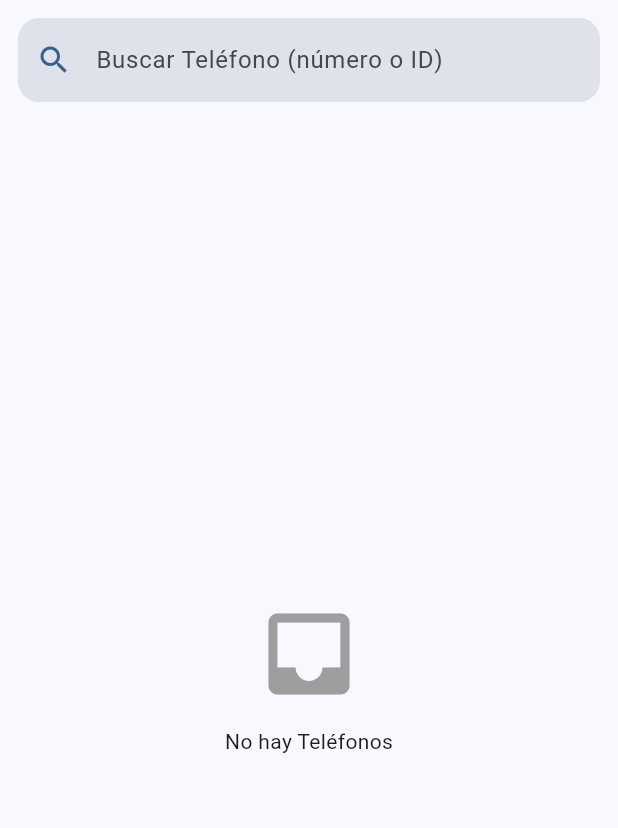
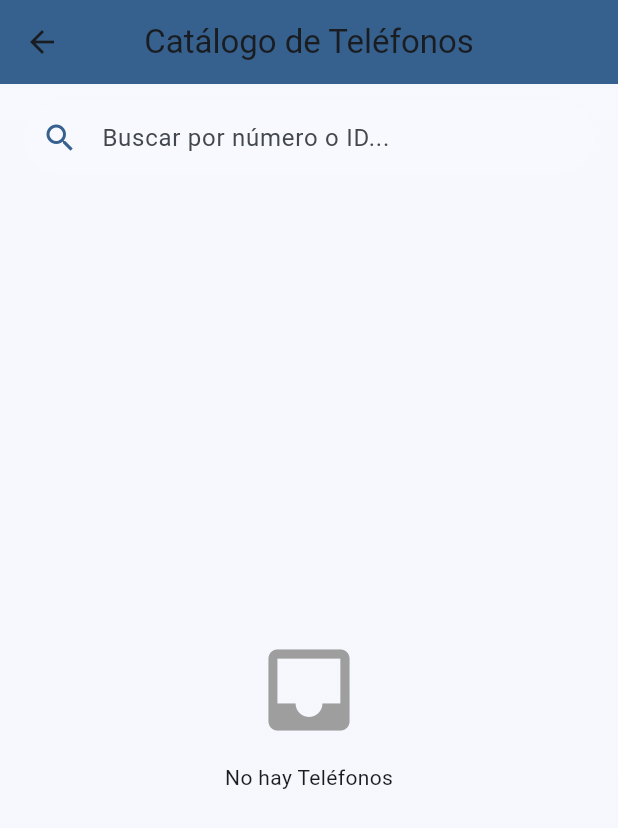
Before and after one commit to Anthony2002spd/app_ibm6as, a Flutter app: the TelefonoPage screen opened directly, on a phone screen of 412 x 824 dp. Shown: the top 828 px of the screen. Run offline on Flutter 3.47's test engine with Material 3 defaults, Android fonts, the phone set to English and light mode, and no system bars; network calls fail.

Commit message:
updated telefono page

```diff
--- a/lib/main.dart
+++ b/lib/main.dart
@@ -401,33 +401,57 @@ class _EmptyState extends StatelessWidget {
 
 /* ───────────────────────────────────────────  TELÉFONO PAGE  ── */
 class TelefonoPage extends StatefulWidget {
-  const TelefonoPage({super.key});
+  const TelefonoPage({Key? key}) : super(key: key);
+
   @override
   State<TelefonoPage> createState() => _TelefonoPageState();
 }
 
-class _TelefonoPageState extends State<TelefonoPage> {
-  List<Telefono> _all = [], _filtered = [];
+class _TelefonoPageState extends State<TelefonoPage> with SingleTickerProviderStateMixin {
+  List<Telefono> _all = [];
+  List<Telefono> _filtered = [];
   bool _loading = true;
+
+  late final AnimationController _animController;
+  late final Animation<double> _fadeAnimation;
 
   @override
   void initState() {
     super.initState();
+    _animController = AnimationController(
+      vsync: this,
+      duration: const Duration(milliseconds: 600),
+    );
+    _fadeAnimation = CurvedAnimation(
+      parent: _animController,
+      curve: Curves.easeIn,
+    );
     _fetch();
+  }
+
+  @override
+  void dispose() {
+    _animController.dispose();
+    super.dispose();
   }
 
   Future<void> _fetch() async {
     setState(() => _loading = true);
     try {
-      final r = await http.get(Uri.parse(
-          'https://educaysoft.org/Ibm6aphp/app/controllers/TelefonoController.php?action=api'));
-      if (r.statusCode == 200) {
-        final data = (json.decode(r.body) as List)
+      final response = await http.get(Uri.parse(
+        'https://educaysoft.org/Ibm6aphp/app/controllers/TelefonoController.php?action=api',
+      ));
+      if (response.statusCode == 200) {
+        final data = (json.decode(response.body) as List)
             .map((e) => Telefono.fromJson(e))
             .toList();
-        setState(() => _all = _filtered = data);
+        setState(() {
+          _all = data;
+          _filtered = data;
+        });
+        _animController.forward(from: 0.0);
       } else {
-        throw Exception('Error ${r.statusCode}');
+        throw Exception('Error ${response.statusCode}');
       }
     } catch (e) {
       debugPrint('Error Teléfono: $e');
@@ -436,88 +460,173 @@ class _TelefonoPageState extends State<TelefonoPage> {
     }
   }
 
-  void _search(String q) => setState(() => _filtered = _all
-      .where((t) =>
-          t.numero.toLowerCase().contains(q.toLowerCase()) ||
-          t.idtelefono.contains(q))
-      .toList());
+  void _search(String query) {
+    final q = query.toLowerCase();
+    setState(() {
+      _filtered = _all.where((t) {
+        final numLower = t.numero.toLowerCase();
+        final idLower = t.idtelefono.toLowerCase();
+        return numLower.contains(q) || idLower.contains(q);
+      }).toList();
+      _animController.reset();
+      _animController.forward();
+    });
+  }
 
   @override
   Widget build(BuildContext context) {
-    final cs = Theme.of(context).colorScheme;
-    return RefreshIndicator(
+    final theme = Theme.of(context);
+    return Scaffold(
+      appBar: AppBar(
+        title: const Text('Catálogo de Teléfonos'),
+        centerTitle: true,
+        elevation: 2,
+        backgroundColor: theme.colorScheme.primary,
+      ),
+      body: Container(
+        decoration: BoxDecoration(
+          gradient: LinearGradient(
+            colors: [
+              theme.colorScheme.surfaceVariant.withOpacity(0.03),
+              theme.colorScheme.surfaceVariant.withOpacity(0.09),
+            ],
+            begin: Alignment.topCenter,
+            end: Alignment.bottomCenter,
+          ),
+        ),
+        child: RefreshIndicator(
           onRefresh: _fetch,
+          color: theme.colorScheme.primary,
           child: Column(
             children: [
               Padding(
-            padding: const EdgeInsets.all(12),
+                padding: const EdgeInsets.symmetric(horizontal: 16, vertical: 12),
                 child: TextField(
                   onChanged: _search,
                   decoration: InputDecoration(
+                    hintText: 'Buscar por número o ID...',
+                    prefixIcon: Icon(Icons.search, color: theme.colorScheme.primary),
                     filled: true,
-                fillColor: cs.surfaceVariant,
-                prefixIcon: Icon(Icons.search, color: cs.primary),
-                hintText: 'Buscar Teléfono (número o ID)',
+                    fillColor: theme.colorScheme.surface,
+                    contentPadding: const EdgeInsets.symmetric(vertical: 0),
                     border: OutlineInputBorder(
-                    borderRadius: BorderRadius.circular(14),
-                    borderSide: BorderSide.none),
+                      borderRadius: BorderRadius.circular(30),
+                      borderSide: BorderSide.none,
+                    ),
                   ),
                 ),
               ),
               Expanded(
                 child: _loading
-                ? const Center(child: CircularProgressIndicator())
+                    ? Center(
+                        child: Column(
+                          mainAxisSize: MainAxisSize.min,
+                          children: [
+                            SizedBox(
+                              width: 48,
+                              height: 48,
+                              child: CircularProgressIndicator(
+                                strokeWidth: 3.5,
+                                color: theme.colorScheme.primary,
+                              ),
+                            ),
+                            const SizedBox(height: 8),
+                            Text(
+                              'Cargando datos...',
+                              style: theme.textTheme.bodyMedium
+                                  ?.copyWith(color: theme.colorScheme.onSurfaceVariant),
+                            ),
+                          ],
+                        ),
+                      )
                     : _filtered.isEmpty
                         ? const _EmptyState(msg: 'No hay Teléfonos')
-                    : ListView.separated(
-                        padding: const EdgeInsets.symmetric(horizontal: 12),
+                        : FadeTransition(
+                            opacity: _fadeAnimation,
+                            child: ListView.separated(
+                              padding: const EdgeInsets.symmetric(horizontal: 16, vertical: 8),
                               itemCount: _filtered.length,
-                        separatorBuilder: (_, __) =>
-                            const SizedBox(height: 8),
-                        itemBuilder: (_, i) => _TelefonoCard(
-                              telefono: _filtered[i],
+                              separatorBuilder: (_, __) => const SizedBox(height: 12),
+                              itemBuilder: (_, i) {
+                                return _TelefonoCardModern(telefono: _filtered[i]);
+                              },
                             ),
                           ),
               ),
             ],
           ),
+        ),
+      ),
+      floatingActionButton: _all.isNotEmpty
+          ? FloatingActionButton(
+              onPressed: () {
+                setState(() {
+                  _filtered = _all;
+                  _animController.reset();
+                  _animController.forward();
+                });
+              },
+              backgroundColor: theme.colorScheme.primary,
+              child: const Icon(Icons.clear_all),
+              tooltip: 'Restablecer búsqueda',
+            )
+          : null,
     );
   }
 }
 
-/* ─────────────────────────────  Tarjeta  ────────────────────── */
-class _TelefonoCard extends StatelessWidget {
-  const _TelefonoCard({required this.telefono});
+class _TelefonoCardModern extends StatelessWidget {
+  const _TelefonoCardModern({Key? key, required this.telefono}) : super(key: key);
   final Telefono telefono;
 
   @override
   Widget build(BuildContext context) {
-    final cs = Theme.of(context).colorScheme;
-    return InkWell(
-      borderRadius: BorderRadius.circular(14),
-      onTap: () => debugPrint(
-          'Teléfono: ${telefono.idtelefono} - ${telefono.numero}'),
-      child: Ink(
+    final theme = Theme.of(context);
+    return Card(
+      shape: RoundedRectangleBorder(borderRadius: BorderRadius.circular(16)),
+      elevation: 4,
+      shadowColor: theme.colorScheme.primary.withOpacity(0.3),
+      child: InkWell(
+        borderRadius: BorderRadius.circular(16),
+        splashColor: theme.colorScheme.primary.withOpacity(0.1),
+        onTap: () {
+          ScaffoldMessenger.of(context).showSnackBar(
+            SnackBar(
+              content: Text('Seleccionaste: ${telefono.numero} (ID: ${telefono.idtelefono})'),
+            ),
+          );
+        },
+        child: Container(
           decoration: BoxDecoration(
-          color: cs.primaryContainer,
-          borderRadius: BorderRadius.circular(14),
-          boxShadow: [
-            BoxShadow(
-                color: cs.shadow.withOpacity(.12),
-                blurRadius: 6,
-                offset: const Offset(0, 3))
+            borderRadius: BorderRadius.circular(16),
+            gradient: LinearGradient(
+              colors: [
+                theme.colorScheme.primaryContainer.withOpacity(0.2),
+                theme.colorScheme.primaryContainer.withOpacity(0.05),
               ],
+              begin: Alignment.topLeft,
+              end: Alignment.bottomRight,
+            ),
           ),
           child: ListTile(
+            contentPadding: const EdgeInsets.symmetric(horizontal: 16, vertical: 8),
             leading: CircleAvatar(
-              backgroundColor: cs.primary,
-              child: Icon(Icons.phone, color: cs.onPrimary)),
-          title: Text(telefono.numero,
-              style: TextStyle(
-                  fontWeight: FontWeight.w600,
-                  color: cs.onPrimaryContainer)),
-          subtitle: Text('ID: ${telefono.idtelefono}'),
-          trailing: const Icon(Icons.chevron_right),
+              radius: 26,
+              backgroundColor: theme.colorScheme.primary,
+              child: Icon(Icons.phone, color: theme.colorScheme.onPrimary, size: 28),
+            ),
+            title: Text(
+              telefono.numero,
+              style: theme.textTheme.titleMedium
+                  ?.copyWith(fontWeight: FontWeight.w600, color: theme.colorScheme.onBackground),
+            ),
+            subtitle: Text(
+              'ID: ${telefono.idtelefono}',
+              style: theme.textTheme.bodySmall
+                  ?.copyWith(color: theme.colorScheme.onSurfaceVariant),
+            ),
+            trailing: Icon(Icons.chevron_right, color: theme.colorScheme.primary),
+          ),
         ),
       ),
     );
```
Lines whose indentation alone changed are shown as unchanged.
